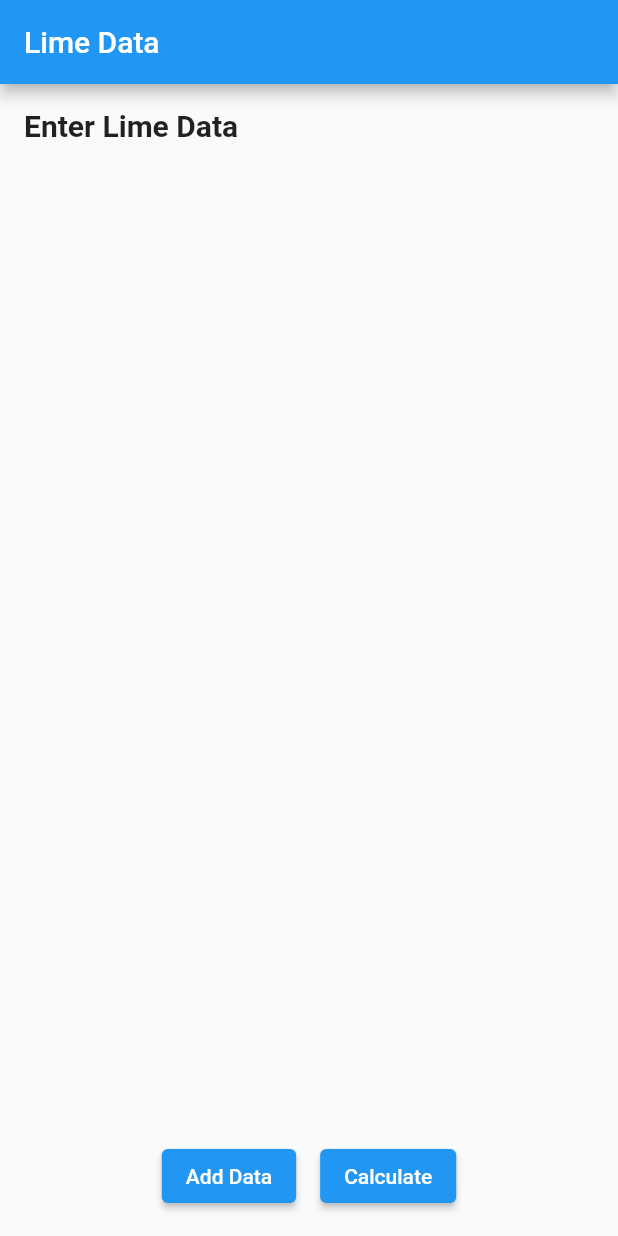
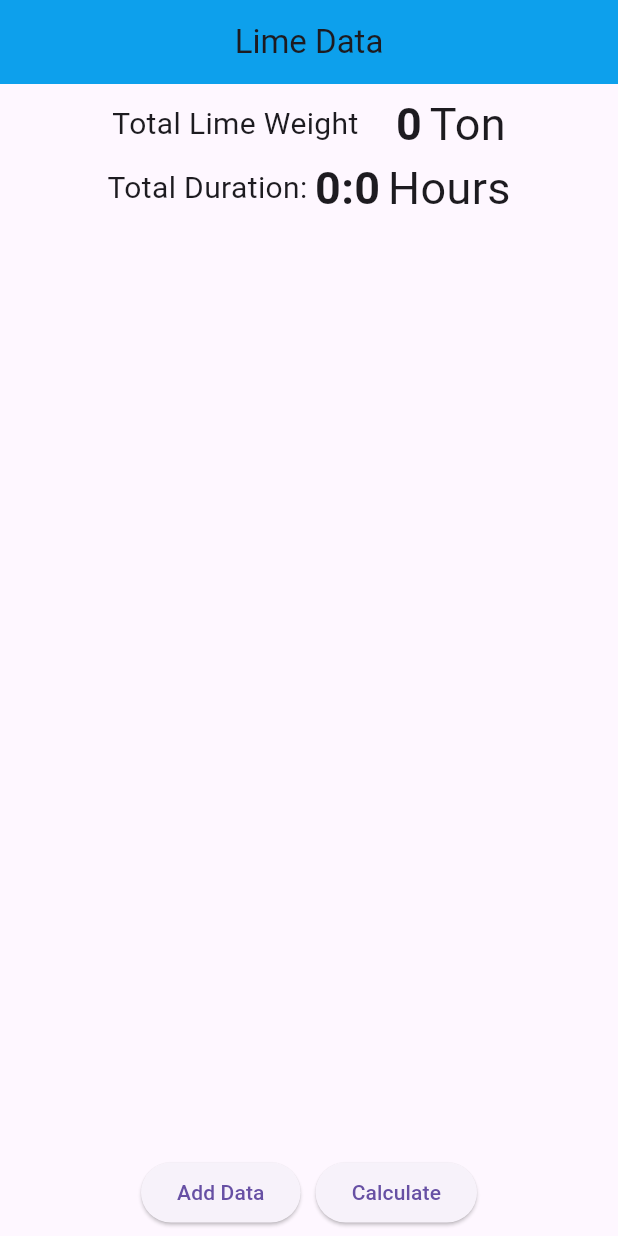
Before and after one commit to ashiqaliaslam/lime_calculation, a Flutter app: the screen it shows after launch, after a tap on "Add Data", after a tap on the "delete" icon, on a phone screen of 412 x 824 dp. Run offline on Flutter 3.47's test engine with Material 2 defaults, Android fonts, the phone set to English and light mode, and no system bars; our stand-ins replace flutter_time_picker_spinner.

Commit message:
app with int working

```diff
--- a/lib/main.dart
+++ b/lib/main.dart
@@ -9,8 +9,11 @@ class LimeData {
   TimeOfDay startTime;
   TimeOfDay endTime;
 
-  LimeData(
-      {required this.weight, required this.startTime, required this.endTime});
+  LimeData({
+    required this.weight,
+    required this.startTime,
+    required this.endTime,
+  });
 }
 
 class MyApp extends StatelessWidget {
@@ -22,6 +25,7 @@ class MyApp extends StatelessWidget {
       title: 'Lime Data',
       theme: ThemeData(
         primarySwatch: Colors.blue,
+        useMaterial3: true,
       ),
       home: const LimeDataForm(),
     );
@@ -46,19 +50,86 @@ class _LimeDataFormState extends State<LimeDataForm> {
     return Scaffold(
       appBar: AppBar(
         title: const Text('Lime Data'),
+        backgroundColor: Colors.lightBlue,
+        centerTitle: true,
+        elevation: 5,
       ),
       body: Padding(
-        padding: const EdgeInsets.all(16.0),
+        padding: const EdgeInsets.all(5.0),
         child: Form(
           key: _formKey,
           child: Column(
-            crossAxisAlignment: CrossAxisAlignment.start,
+            crossAxisAlignment: CrossAxisAlignment.center,
+            children: [
+              Row(
+                mainAxisAlignment: MainAxisAlignment.center,
                 children: [
                   const Text(
-                'Enter Lime Data',
-                style: TextStyle(fontSize: 20, fontWeight: FontWeight.bold),
+                    'Total Lime Weight',
+                    style: TextStyle(
+                      fontSize: 20,
                     ),
-              const SizedBox(height: 16),
+                  ),
+                  const SizedBox(width: 25),
+                  Text(
+                    '$totalWeight',
+                    style: const TextStyle(
+                      fontSize: 30,
+                      fontWeight: FontWeight.bold,
+                    ),
+                  ),
+                  const SizedBox(width: 5),
+                  const Text(
+                    'Ton',
+                    style: TextStyle(
+                      fontSize: 30,
+                    ),
+                  ),
+                ],
+              ),
+              // Text(
+              //   '${totalWeight / totalDuration.inMinutes}',
+              //   style: const TextStyle(
+              //     color: Colors.black,
+              //   ),
+              // ),
+              if (totalDuration.inHours > 24)
+                const Text(
+                  'The total duration cannot exceed 24 hours.',
+                  style: TextStyle(
+                    color: Colors.red,
+                    fontSize: 20,
+                    fontWeight: FontWeight.bold,
+                  ),
+                ),
+              if (totalDuration.inHours <= 24)
+                Row(
+                  mainAxisAlignment: MainAxisAlignment.center,
+                  children: [
+                    const Text(
+                      'Total Duration:',
+                      style: TextStyle(
+                        fontSize: 20,
+                      ),
+                    ),
+                    const SizedBox(width: 5),
+                    Text(
+                      '${totalDuration.inHours}:${totalDuration.inMinutes.remainder(60)}',
+                      style: const TextStyle(
+                        fontSize: 30,
+                        fontWeight: FontWeight.bold,
+                      ),
+                    ),
+                    const SizedBox(width: 5),
+                    const Text(
+                      'Hours',
+                      style: TextStyle(
+                        fontSize: 30,
+                      ),
+                    ),
+                  ],
+                ),
+              const SizedBox(height: 10),
               Expanded(
                 child: ListView.builder(
                   itemCount: limeDataList.length,
@@ -89,27 +160,11 @@ class _LimeDataFormState extends State<LimeDataForm> {
                           calculateTotals();
                         });
                       },
-                      onEdit: () {
-                        Navigator.push(
-                          context,
-                          MaterialPageRoute(
-                            builder: (context) => EditLimeDataScreen(
-                              limeData: limeDataList[index],
-                              onUpdate: (LimeData updatedData) {
-                                setState(() {
-                                  limeDataList[index] = updatedData;
-                                  calculateTotals();
-                                });
-                              },
-                            ),
-                          ),
-                        );
-                      },
                     );
                   },
                 ),
               ),
-              const SizedBox(height: 16),
+              const SizedBox(height: 10),
               Row(
                 mainAxisAlignment: MainAxisAlignment.center,
                 children: [
@@ -124,7 +179,7 @@ class _LimeDataFormState extends State<LimeDataForm> {
                     },
                     child: const Text('Add Data'),
                   ),
-                  const SizedBox(width: 16),
+                  const SizedBox(width: 10),
                   ElevatedButton(
                     onPressed: () {
                       if (_formKey.currentState!.validate()) {
@@ -219,7 +274,7 @@ class LimeDataField extends StatelessWidget {
   final ValueChanged<int> onWeightChanged;
   final ValueChanged<TimeOfDay> onStartTimeChanged;
   final ValueChanged<TimeOfDay> onEndTimeChanged;
-  final VoidCallback onEdit;
+  // final VoidCallback onEdit;
 
   const LimeDataField({
     super.key,
@@ -228,85 +283,76 @@ class LimeDataField extends StatelessWidget {
     required this.onWeightChanged,
     required this.onStartTimeChanged,
     required this.onEndTimeChanged,
-    required this.onEdit,
+    // required this.onEdit,
   });
+
+  // TextEditingController limeWeightController = TextEditingController();
 
   @override
   Widget build(BuildContext context) {
+    final limeConsumptionDuration =
+        LimeConsumption.calculateDuration(limeData.startTime, limeData.endTime);
+
     return Card(
+      elevation: 10,
+      // color: Colors.blue.shade100,
+
       child: Padding(
-        padding: const EdgeInsets.all(16.0),
+        padding: const EdgeInsets.fromLTRB(8, 5, 8, 5),
         child: Column(
           crossAxisAlignment: CrossAxisAlignment.start,
           children: [
-            const Text(
-              'Lime Data',
-              style: TextStyle(fontSize: 18, fontWeight: FontWeight.bold),
-            ),
-            const SizedBox(height: 16),
             Row(
               children: [
-                // const SizedBox(
-                //   height: 200,
-                //   child: Column(
-                //     children: [],
-                //   ),
-                // ),
                 Expanded(
                   child: TextFormField(
-                    initialValue: limeData.weight.toString(),
-                    decoration: const InputDecoration(labelText: 'Weight'),
+                    initialValue: '',
+                    decoration: const InputDecoration(
+                      labelText: 'Weight',
+                      hintText: '100',
+                    ),
                     keyboardType: TextInputType.number,
                     validator: (value) {
-                      if (value!.isEmpty) {
+                      // if (value!.isEmpty) {
+                      //   return 'Please enter the lime weight';
+                      // }
+                      if (value?.isEmpty ?? true) {
                         return 'Please enter the lime weight';
                       }
                       return null;
                     },
                     onChanged: (value) {
-                      // onWeightChanged(int.parse(value));
+                      // value = value.trim();
+                      // if (value.isNotEmpty) {
+                      //   onWeightChanged(int.parse(value));
+                      // }
                       onWeightChanged(int.tryParse(value) ?? 0);
                     },
                   ),
                 ),
-                const SizedBox(width: 16),
+                const SizedBox(width: 10),
                 Expanded(
-                  child: ElevatedButton(
-                    onPressed: () {
-                      showTimePicker(
-                        context: context,
-                        initialTime: limeData.startTime,
-                      ).then((pickedTime) {
-                        if (pickedTime != null) {
-                          onStartTimeChanged(pickedTime);
-                        }
-                      });
-                    },
-                    child: Text(
-                        'Start Time: ${limeData.startTime.format(context)}'),
+                  child: TimePickerButton(
+                      labelText: 'Start Time',
+                      time: limeData.startTime,
+                      onTimeChanged: onStartTimeChanged),
                 ),
+                const SizedBox(width: 10),
+                Expanded(
+                    child: TimePickerButton(
+                  labelText: 'End Time',
+                  time: limeData.endTime,
+                  onTimeChanged: onEndTimeChanged,
+                )),
+                const SizedBox(width: 10),
+                Column(
+                  children: [
+                    const Text('Duration'),
+                    Text(
+                      limeConsumptionDuration,
+                      style: const TextStyle(fontSize: 24),
                     ),
-                const SizedBox(width: 16),
-                Expanded(
-                  child: ElevatedButton(
-                    onPressed: () {
-                      showTimePicker(
-                        context: context,
-                        initialTime: limeData.endTime,
-                      ).then((pickedTime) {
-                        if (pickedTime != null) {
-                          onEndTimeChanged(pickedTime);
-                        }
-                      });
-                    },
-                    child:
-                        Text('End Time: ${limeData.endTime.format(context)}'),
-                  ),
-                ),
-                const SizedBox(width: 16),
-                IconButton(
-                  onPressed: onEdit,
-                  icon: const Icon(Icons.edit),
+                  ],
                 ),
                 IconButton(
                   onPressed: onDelete,
@@ -321,112 +367,222 @@ class LimeDataField extends StatelessWidget {
   }
 }
 
-class EditLimeDataScreen extends StatefulWidget {
-  final LimeData limeData;
-  final ValueChanged<LimeData> onUpdate;
+class TimePickerButton extends StatelessWidget {
+  final String labelText;
+  final TimeOfDay time;
+  final Function(TimeOfDay) onTimeChanged;
 
-  const EditLimeDataScreen(
-      {super.key, required this.limeData, required this.onUpdate});
-
-  @override
-  State<EditLimeDataScreen> createState() => _EditLimeDataScreenState();
-}
-
-class _EditLimeDataScreenState extends State<EditLimeDataScreen> {
-  late LimeData _limeData;
-  final _formKey = GlobalKey<FormState>();
-
-  @override
-  void initState() {
-    super.initState();
-    _limeData = widget.limeData;
-  }
+  const TimePickerButton({
+    super.key,
+    required this.labelText,
+    required this.time,
+    required this.onTimeChanged,
+  });
 
   @override
   Widget build(BuildContext context) {
-    return Scaffold(
-      appBar: AppBar(
-        title: const Text('Edit Lime Data'),
-      ),
-      body: Padding(
-        padding: const EdgeInsets.all(16.0),
-        child: Form(
-          key: _formKey,
-          child: Column(
-            crossAxisAlignment: CrossAxisAlignment.start,
+    return Column(
       children: [
-              const Text(
-                'Edit Lime Data',
-                style: TextStyle(fontSize: 20, fontWeight: FontWeight.bold),
-              ),
-              const SizedBox(height: 16),
-              TextFormField(
-                initialValue: _limeData.weight.toString(),
-                decoration: const InputDecoration(labelText: 'Weight'),
-                keyboardType: TextInputType.number,
-                validator: (value) {
-                  if (value!.isEmpty) {
-                    return 'Please enter the lime weight';
-                  }
-                  return null;
-                },
-                onSaved: (value) {
-                  _limeData.weight = int.parse(value!);
-                },
-              ),
-              const SizedBox(height: 16),
-              ElevatedButton(
+        Text(labelText),
+        OutlinedButton(
           onPressed: () {
             showTimePicker(
               context: context,
-                    initialTime: _limeData.startTime,
+              initialTime: time,
+              useRootNavigator: false,
+              builder: (BuildContext context, Widget? child) {
+                return MediaQuery(
+                  data: MediaQuery.of(context).copyWith(
+                    alwaysUse24HourFormat: true,
+                  ),
+                  child: child!,
+                );
+              },
             ).then((pickedTime) {
               if (pickedTime != null) {
-                      setState(() {
-                        _limeData.startTime = pickedTime;
-                      });
+                onTimeChanged(pickedTime);
               }
             });
           },
-                child:
-                    Text('Start Time: ${_limeData.startTime.format(context)}'),
-              ),
-              const SizedBox(height: 16),
-              ElevatedButton(
-                onPressed: () {
-                  showTimePicker(
-                    context: context,
-                    initialTime: _limeData.endTime,
-                  ).then((pickedTime) {
-                    if (pickedTime != null) {
-                      setState(() {
-                        _limeData.endTime = pickedTime;
-                      });
-                    }
-                  });
-                },
-                child: Text('End Time: ${_limeData.endTime.format(context)}'),
-              ),
-              const SizedBox(height: 16),
-              Row(
-                mainAxisAlignment: MainAxisAlignment.center,
-                children: [
-                  ElevatedButton(
-                    onPressed: () {
-                      if (_formKey.currentState!.validate()) {
-                        _formKey.currentState!.save();
-                        widget.onUpdate(_limeData);
-                        Navigator.pop(context);
-                      }
-                    },
-                    child: const Text('Save'),
+          child: Text(time.to24Hours()),
         ),
       ],
-              ),
-            ],
-          ),
-        ),
-      ),
     );
   }
 }
+
+extension TimeOfDayTo24Hours on TimeOfDay {
+  String to24Hours() {
+    final hour = this.hour.toString().padLeft(2, "0");
+    final minute = this.minute.toString().padLeft(2, "0");
+    return "$hour:$minute";
+  }
+}
+
+class LimeConsumption {
+  static String calculateDuration(TimeOfDay startTime, TimeOfDay endTime) {
+    DateTime now = DateTime.now();
+    final startDateTime = DateTime(
+        now.year, now.month, now.day, startTime.hour, startTime.minute);
+    final endDateTime =
+        DateTime(now.year, now.month, now.day, endTime.hour, endTime.minute);
+    Duration difference = endDateTime.difference(startDateTime);
+    return '${difference.inHours.toString().padLeft(2, '0')}:${(difference.inMinutes % 60).toString().padLeft(2, '0')}';
+  }
+}
+
+/// [TimePickerFormField]
+// class TimePickerFormField extends StatelessWidget {
+//   final String labelText;
+//   final TimeOfDay initialTime;
+//   final Function(TimeOfDay) onTimeChanged;
+
+//   const TimePickerFormField({
+//     super.key,
+//     required this.labelText,
+//     required this.initialTime,
+//     required this.onTimeChanged,
+//   });
+
+//   @override
+//   Widget build(BuildContext context) {
+//     return TextFormField(
+//       decoration: InputDecoration(
+//         labelText: labelText,
+//         prefixIcon: const Icon(Icons.access_time),
+//         border: const OutlineInputBorder(),
+//       ),
+//       initialValue: initialTime.format(context),
+//       onTap: () async {
+//         final pickedTime = await showTimePicker(
+//           context: context,
+//           initialTime: initialTime,
+//         );
+//         if (pickedTime != null) {
+//           onTimeChanged(pickedTime);
+//         }
+//       },
+//       validator: (value) {
+//         if (value == null || value.isEmpty) {
+//           return 'Please select a time';
+//         }
+//         return null;
+//       },
+//       onSaved: (newValue) {
+//         final time = TimeOfDay.fromDateTime(DateTime.parse(newValue!));
+//         onTimeChanged(time);
+//       },
+//     );
+//   }
+// }
+
+/// [EditLimeDataScreen]
+// class EditLimeDataScreen extends StatefulWidget {
+//   final LimeData limeData;
+//   final ValueChanged<LimeData> onUpdate;
+
+//   const EditLimeDataScreen(
+//       {super.key, required this.limeData, required this.onUpdate});
+
+//   @override
+//   State<EditLimeDataScreen> createState() => _EditLimeDataScreenState();
+// }
+
+// class _EditLimeDataScreenState extends State<EditLimeDataScreen> {
+//   late LimeData _limeData;
+//   final _formKey = GlobalKey<FormState>();
+
+//   @override
+//   void initState() {
+//     super.initState();
+//     _limeData = widget.limeData;
+//   }
+
+//   @override
+//   Widget build(BuildContext context) {
+//     return Scaffold(
+//       appBar: AppBar(
+//         title: const Text('Edit Lime Data'),
+//       ),
+//       body: Padding(
+//         padding: const EdgeInsets.all(16.0),
+//         child: Form(
+//           key: _formKey,
+//           child: Column(
+//             crossAxisAlignment: CrossAxisAlignment.start,
+//             children: [
+//               const Text(
+//                 'Edit Lime Data',
+//                 style: TextStyle(fontSize: 20, fontWeight: FontWeight.bold),
+//               ),
+//               const SizedBox(height: 16),
+//               TextFormField(
+//                 initialValue: _limeData.weight.toString(),
+//                 decoration: const InputDecoration(labelText: 'Weight'),
+//                 keyboardType: TextInputType.number,
+//                 validator: (value) {
+//                   if (value!.isEmpty) {
+//                     return 'Please enter the lime weight';
+//                   }
+//                   return null;
+//                 },
+//                 onSaved: (value) {
+//                   _limeData.weight = int.parse(value!);
+//                 },
+//               ),
+//               const SizedBox(height: 16),
+//               ElevatedButton(
+//                 onPressed: () {
+//                   showTimePicker(
+//                     context: context,
+//                     initialTime: _limeData.startTime,
+//                   ).then((pickedTime) {
+//                     if (pickedTime != null) {
+//                       setState(() {
+//                         _limeData.startTime = pickedTime;
+//                       });
+//                     }
+//                   });
+//                 },
+//                 child:
+//                     Text('Start Time: ${_limeData.startTime.format(context)}'),
+//               ),
+//               const SizedBox(height: 16),
+//               ElevatedButton(
+//                 onPressed: () {
+//                   showTimePicker(
+//                     context: context,
+//                     initialTime: _limeData.endTime,
+//                   ).then((pickedTime) {
+//                     if (pickedTime != null) {
+//                       setState(() {
+//                         _limeData.endTime = pickedTime;
+//                       });
+//                     }
+//                   });
+//                 },
+//                 child: Text('End Time: ${_limeData.endTime.format(context)}'),
+//               ),
+//               const SizedBox(height: 16),
+//               Row(
+//                 mainAxisAlignment: MainAxisAlignment.center,
+//                 children: [
+//                   ElevatedButton(
+//                     onPressed: () {
+//                       if (_formKey.currentState!.validate()) {
+//                         _formKey.currentState!.save();
+//                         widget.onUpdate(_limeData);
+//                         Navigator.pop(context);
+//                       }
+//                     },
+//                     child: const Text('Save'),
+//                   ),
+//                 ],
+//               ),
+//             ],
+//           ),
+//         ),
+//       ),
+//     );
+//   }
+// }
--- a/pubspec.yaml
+++ b/pubspec.yaml
@@ -37,6 +37,7 @@ dependencies:
   cupertino_icons: ^1.0.2
   numberpicker: ^2.1.2
   flutter_time_picker_spinner: ^2.0.0
+  intl: ^0.18.1
 
 dev_dependencies:
   flutter_test:
```
Also changed, not shown: pubspec.lock. Lines whose indentation alone changed are shown as unchanged.
